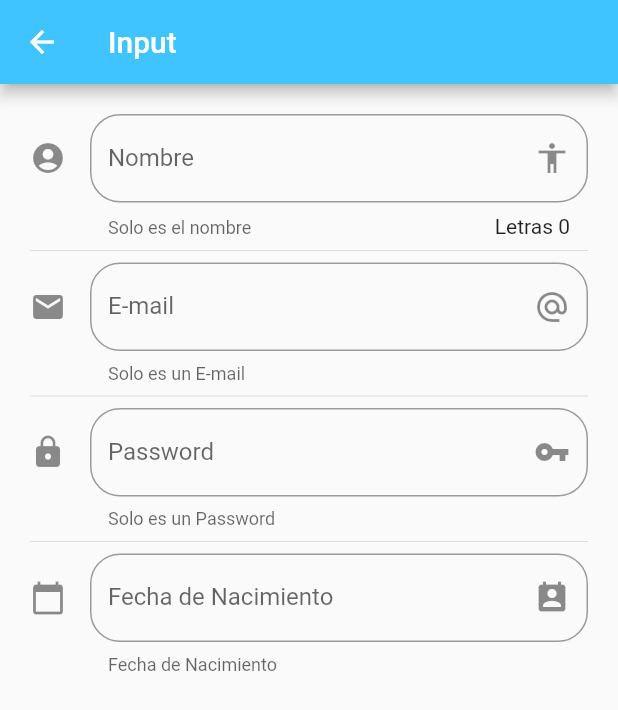
After one commit to eeBarrionuevo/flutter_components, a Flutter app: the screen it shows after launch, after a tap on "Inputs", on a phone screen of 412 x 824 dp. The commit adds this screen. Shown: the top 710 px of the screen. Run offline on Flutter 3.47's test engine with Material 2 defaults, Android fonts, the phone set to English and light mode, and no system bars.

Commit message:
Input Page

```diff
--- a/lib/src/pages/animated_page.dart
+++ b/lib/src/pages/animated_page.dart
@@ -30,6 +30,7 @@ class _AnimatedPageState extends State<AnimatedPage> {
             borderRadius: _borderRadius,
             color: _color,
           ),
+
         )
       ),
       floatingActionButton: FloatingActionButton(
--- a/lib/src/pages/home_page.dart
+++ b/lib/src/pages/home_page.dart
@@ -3,6 +3,7 @@ import 'package:flutter_app_components_final/src/pages/alert_page.dart';
 import 'package:flutter_app_components_final/src/pages/animated_page.dart';
 import 'package:flutter_app_components_final/src/pages/avatar_page.dart';
 import 'package:flutter_app_components_final/src/pages/card_page.dart';
+import 'package:flutter_app_components_final/src/pages/input_page.dart';
 
 class HomePage extends StatelessWidget {
   @override
@@ -63,6 +64,19 @@ class HomePage extends StatelessWidget {
               ));
             },
           ),
+          Divider(
+            thickness: 0.8,
+          ),
+          ListTile(
+            title: Text("Inputs"),
+            leading: Icon(Icons.input, color: Colors.lightBlueAccent),
+            trailing: Icon(Icons.chevron_right, color: Colors.lightBlueAccent),
+            onTap: (){
+              Navigator.push(context, MaterialPageRoute(
+                  builder: (context) => InputPage()
+              ));
+            },
+          ),
         ],
       )
     );
--- /dev/null
+++ b/lib/src/pages/input_page.dart
@@ -0,0 +1,127 @@
+import 'package:flutter/material.dart';
+
+class InputPage extends StatefulWidget {
+
+  @override
+  _InputPageState createState() => _InputPageState();
+}
+
+class _InputPageState extends State<InputPage> {
+
+  int cantidad = 0;
+  String fecha = "";
+  TextEditingController inputFieldDateController = new TextEditingController();
+
+  @override
+  Widget build(BuildContext context) {
+    return Scaffold(
+      appBar: AppBar(
+        title: Text("Input"),
+        backgroundColor: Colors.lightBlueAccent,
+      ),
+      body: ListView(
+        padding: EdgeInsets.symmetric(horizontal: 20.0, vertical: 20.0),
+        children: <Widget>[
+          _buildInput(),
+          Divider(),
+          _buildMail(),
+          Divider(),
+          _buildPassword(),
+          Divider(),
+          _buildDate()
+        ],
+      )
+    );
+  }
+
+
+  Widget _buildInput(){
+    return  TextField(
+      textCapitalization: TextCapitalization.sentences,
+      decoration: InputDecoration(
+          icon: Icon(Icons.account_circle),
+          suffixIcon: Icon(Icons.accessibility),
+          labelText: "Nombre",
+          hintText: "Nombre de la persona",
+          counter: Text("Letras $cantidad"),
+          border: OutlineInputBorder(
+              borderRadius: BorderRadius.circular(20.0)
+          ),
+          helperText: "Solo es el nombre"
+      ),
+      onChanged: (valor){
+        cantidad = valor.length;
+        setState(() {
+
+        });
+      },
+    );
+  }
+
+  Widget _buildMail(){
+    return  TextField(
+      keyboardType: TextInputType.emailAddress,
+      decoration: InputDecoration(
+          border: OutlineInputBorder(borderRadius: BorderRadius.circular(20.0)),
+          hintText: "E-mail",
+          labelText: "E-mail",
+          helperText: "Solo es un E-mail",
+          icon: Icon(Icons.mail),
+          suffixIcon: Icon(Icons.alternate_email)
+      ),
+    );
+  }
+
+  Widget _buildPassword(){
+    return  TextField(
+      obscureText: true,
+      decoration: InputDecoration(
+          border: OutlineInputBorder(
+              borderRadius: BorderRadius.circular(20)
+          ),
+          hintText: "Password",
+          labelText: "Password",
+          helperText: "Solo es un Password",
+          icon: Icon(Icons.lock),
+          suffixIcon: Icon(Icons.vpn_key)
+      ),
+    );
+  }
+
+  Widget _buildDate(){
+    return TextField(
+      enableInteractiveSelection: false,
+      controller: inputFieldDateController,
+      decoration: InputDecoration(
+          border: OutlineInputBorder(
+            borderRadius: BorderRadius.circular(20.0),
+          ),
+          hintText: "Fecha de Nacimiento",
+          labelText: "Fecha de Nacimiento",
+          helperText: "Fecha de Nacimiento",
+          icon: Icon(Icons.calendar_today),
+          suffixIcon: Icon(Icons.perm_contact_calendar)
+      ),
+      onTap: (){
+        FocusScope.of(context).requestFocus(new FocusNode());
+        selectDate(context);
+      },
+    );
+  }
+
+  selectDate(BuildContext context) async{
+     DateTime picked = await showDatePicker(
+         context: context,
+         initialDate: new DateTime.now(),
+         firstDate: new DateTime(2000),
+         lastDate: new DateTime(2025)
+     );
+     if(picked != null){
+       setState(() {
+         fecha = picked.toString();
+          inputFieldDateController.text = fecha.substring(0, 10);
+       });
+     }
+  }
+
+}
```
